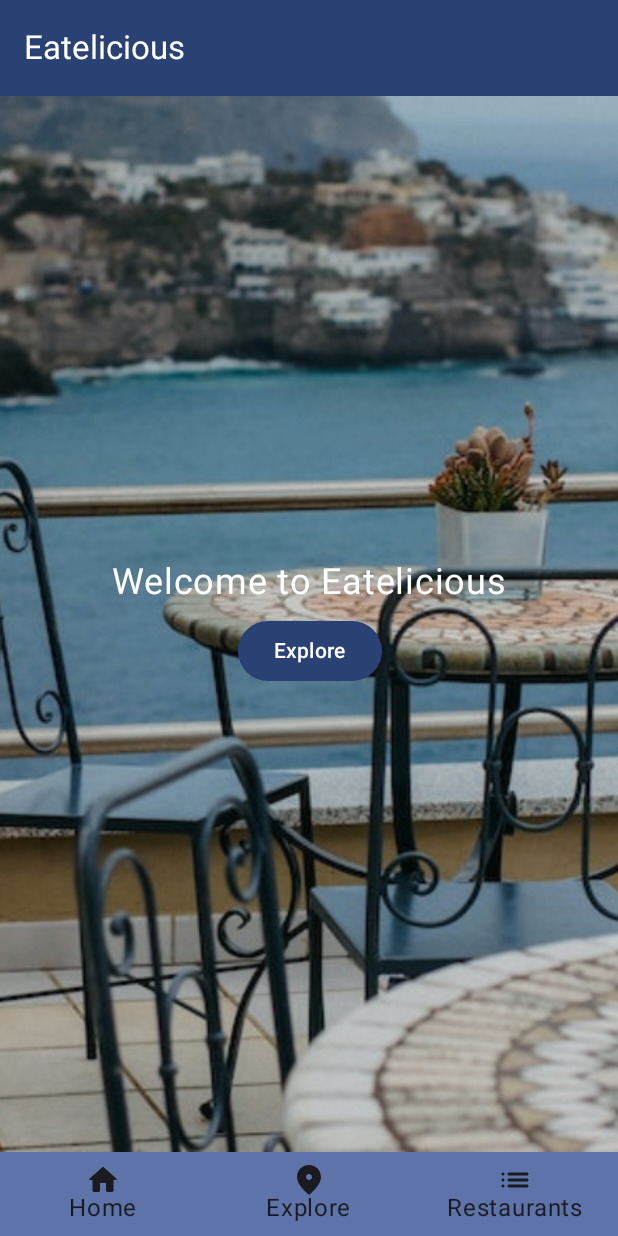
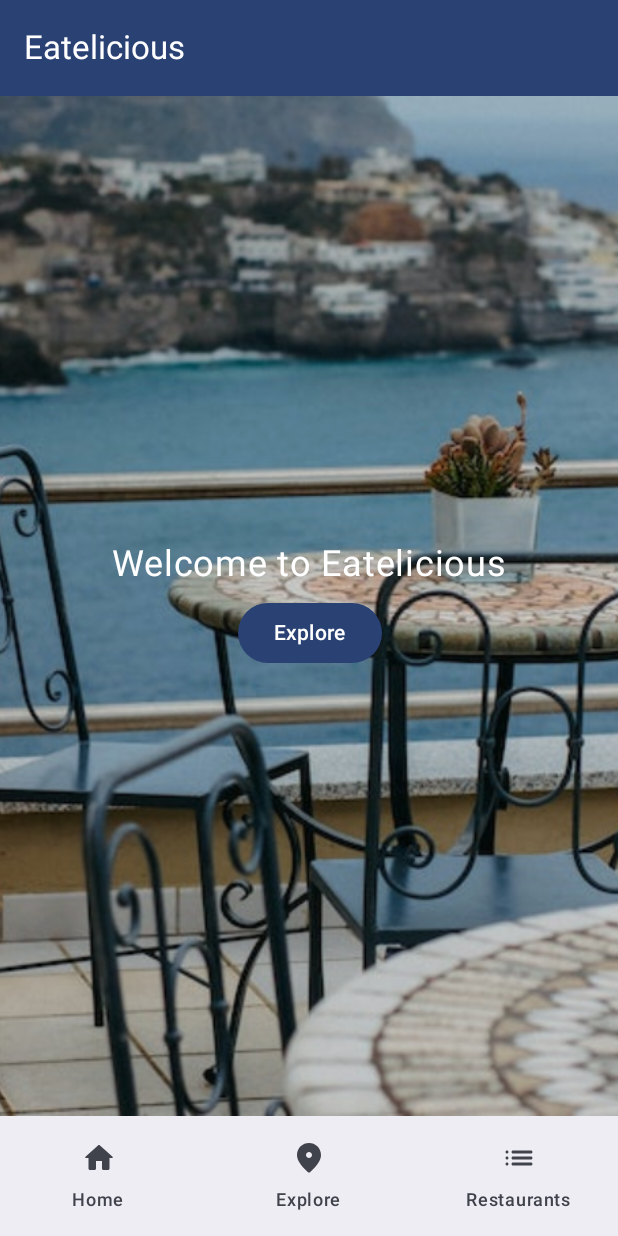
Before and after one commit to rama-kanaparthy/MyNavRestaurant, an Android app built with Jetpack Compose: the screen it shows after launch (MainActivity), on a phone screen of 412 x 824 dp. Run offline under Robolectric (Android 15) with nearby library versions, the phone set to English and light mode, and no system bars.

Commit message:
navigation updated with material3

```diff
--- a/app/build.gradle
+++ b/app/build.gradle
@@ -49,7 +49,6 @@ dependencies {
     implementation libs.androidx.navigation.compose
     implementation libs.androidx.lifecycle.viewmodel.compose
     implementation libs.coil.compose
-    implementation("androidx.compose.material:material:1.6.0")
 
     testImplementation libs.junit
     androidTestImplementation libs.androidx.junit
--- a/app/src/main/java/com/rama/mynavrestaurant/screens/BottomNavigationBar.kt
+++ b/app/src/main/java/com/rama/mynavrestaurant/screens/BottomNavigationBar.kt
@@ -1,9 +1,8 @@
 package com.rama.mynavrestaurant.screens
 
-import androidx.compose.material.BottomNavigation
-import androidx.compose.material.BottomNavigationItem
 import androidx.compose.material3.Icon
-import androidx.compose.material3.MaterialTheme
+import androidx.compose.material3.NavigationBar
+import androidx.compose.material3.NavigationBarItem
 import androidx.compose.material3.Text
 import androidx.compose.runtime.Composable
 
@@ -12,12 +11,9 @@ val screens = listOf(Screen.Home, Screen.Explore, Screen.Restaurants)
 @Composable
 fun BottomNavigationBar(onNavigate: (screen: Screen) -> Unit) {
 
-    BottomNavigation (
-        backgroundColor = MaterialTheme.colorScheme.primaryContainer
-    ) {
-
+    NavigationBar  {
         screens.forEach { screen ->
-            BottomNavigationItem(
+            NavigationBarItem(
                 icon = {
                     Icon(screen.icon, contentDescription = null)
                 },
```
